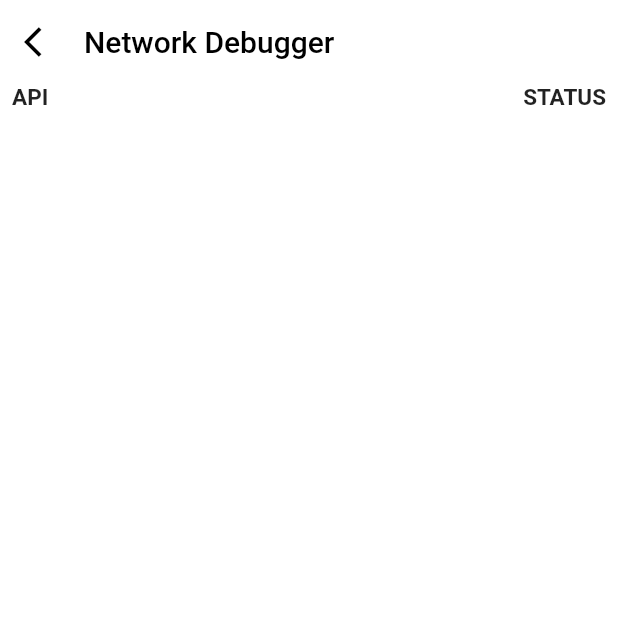
After one commit to melior-vn/flutter_in_app_debugger, a Flutter app: the screen it shows after launch, after a tap on the "settings" icon, on a phone screen of 412 x 824 dp, the top half of it. The commit adds this screen. Run offline on Flutter 3.47's test engine with Material 2 defaults, Android fonts, the phone set to English and light mode, and no system bars; our stand-ins replace dio, plugin_platform_interface.

Commit message:
Add code

```diff
--- a/example/lib/main.dart
+++ b/example/lib/main.dart
@@ -1,8 +1,9 @@
 import 'package:flutter/material.dart';
-import 'dart:async';
+import 'package:flutter_in_app_debugger/home/overlay_view.dart';
 
-import 'package:flutter/services.dart';
-import 'package:flutter_in_app_debugger/flutter_in_app_debugger.dart';
+// ..interceptors.add(CustomInterceptors()),
+// if (KShipUrl.currentEnv == ENVIRONMENT.DEBUG)
+//   FlutterInAppDebuggerView()
 
 void main() {
   runApp(const MyApp());
@@ -16,35 +17,9 @@ class MyApp extends StatefulWidget {
 }
 
 class _MyAppState extends State<MyApp> {
-  String _platformVersion = 'Unknown';
-  final _flutterInAppDebuggerPlugin = FlutterInAppDebugger();
-
   @override
   void initState() {
     super.initState();
-    initPlatformState();
-  }
-
-  // Platform messages are asynchronous, so we initialize in an async method.
-  Future<void> initPlatformState() async {
-    String platformVersion;
-    // Platform messages may fail, so we use a try/catch PlatformException.
-    // We also handle the message potentially returning null.
-    try {
-      platformVersion =
-          await _flutterInAppDebuggerPlugin.getPlatformVersion() ?? 'Unknown platform version';
-    } on PlatformException {
-      platformVersion = 'Failed to get platform version.';
-    }
-
-    // If the widget was removed from the tree while the asynchronous platform
-    // message was in flight, we want to discard the reply rather than calling
-    // setState to update our non-existent appearance.
-    if (!mounted) return;
-
-    setState(() {
-      _platformVersion = platformVersion;
-    });
   }
 
   @override
@@ -54,8 +29,14 @@ class _MyAppState extends State<MyApp> {
         appBar: AppBar(
           title: const Text('Plugin example app'),
         ),
-        body: Center(
-          child: Text('Running on: $_platformVersion\n'),
+        body: Stack(
+          fit: StackFit.expand,
+          children: [
+            const Center(
+              child: Text('Running on: something\n'),
+            ),
+            FlutterInAppDebuggerView()
+          ],
         ),
       ),
     );
--- /dev/null
+++ b/lib/home/overlay_view.dart
@@ -0,0 +1,145 @@
+import 'dart:async';
+
+import 'package:dio/dio.dart';
+import 'package:flutter/material.dart';
+
+import '../networks/inspector_view.dart';
+import '../networks/models/network_event.dart';
+
+class FlutterInAppDebuggerView extends StatefulWidget {
+  FlutterInAppDebuggerView() : super(key: FlutterInAppDebuggerView.globalKey);
+
+  static GlobalKey<_FlutterInAppDebuggerViewState> globalKey = GlobalKey();
+
+  @override
+  State<FlutterInAppDebuggerView> createState() =>
+      _FlutterInAppDebuggerViewState();
+}
+
+class _FlutterInAppDebuggerViewState extends State<FlutterInAppDebuggerView>
+    with TickerProviderStateMixin {
+  late AnimationController _animationController;
+  late Animation<double> _animation;
+  late OverlayEntry _overlayEntry;
+  final _settingIconSize = 40.0;
+  Offset? _settingOffset;
+  final _requests = <NetworkEvent>[];
+  final _requestsStream = StreamController<NetworkEvent>.broadcast();
+
+  @override
+  void initState() {
+    super.initState();
+    _animationController =
+        AnimationController(vsync: this, duration: const Duration(seconds: 1));
+
+    _animation = Tween(begin: 0.0, end: 1.0).animate(CurvedAnimation(
+        parent: _animationController,
+        curve: const Interval(
+          0.2,
+          1.0,
+          curve: Curves.ease,
+        )));
+
+    WidgetsBinding.instance.addPostFrameCallback((timeStamp) {
+      _showOverLay();
+    });
+  }
+
+  NetworkEvent addNetworkRequest({required RequestOptions request}) {
+    final networkEvent = NetworkEvent(request: request);
+    _requests.insert(0, networkEvent);
+    _requestsStream.add(networkEvent);
+    return networkEvent;
+  }
+
+  NetworkEvent? addNetworkResponse({required Response response}) {
+    final networkEventIndex = _requests.indexWhere((element) =>
+        element.request.hashCode == response.requestOptions.hashCode);
+    if (networkEventIndex != -1) {
+      final networkEvent = _requests[networkEventIndex];
+      networkEvent.response = response;
+      _requestsStream.add(networkEvent);
+      return networkEvent;
+    } else {
+      debugPrint('not found request');
+      return null;
+    }
+  }
+
+  NetworkEvent? addNetworkError({required DioError dioError}) {
+    final networkEventIndex = _requests.indexWhere((element) =>
+        element.request.hashCode == dioError.requestOptions.hashCode);
+    if (networkEventIndex != -1) {
+      final networkEvent = _requests[networkEventIndex];
+      networkEvent.error = dioError;
+      _requestsStream.add(networkEvent);
+      return networkEvent;
+    } else {
+      debugPrint('not found request');
+      return null;
+    }
+  }
+
+  void _showOverLay() async {
+    final viewInsert = MediaQuery.of(context).padding;
+    _settingOffset = Offset(
+      viewInsert.left + 16,
+      viewInsert.top + 16,
+    );
+    final overlayState = Overlay.of(context);
+    _overlayEntry = OverlayEntry(
+      builder: (context) => Positioned(
+        width: _settingIconSize,
+        height: _settingIconSize,
+        top: _settingOffset?.dy,
+        left: _settingOffset?.dx,
+        child: ScaleTransition(
+          scale: _animation,
+          child: GestureDetector(
+            onPanUpdate: (details) {
+              _settingOffset = Offset(
+                (_settingOffset?.dx ?? 0) + details.delta.dx,
+                (_settingOffset?.dy ?? 0) + details.delta.dy,
+              );
+              overlayState.setState(() {});
+            },
+            child: FloatingActionButton(
+              onPressed: () async {
+                _overlayEntry.remove();
+                await Navigator.push(
+                  context,
+                  MaterialPageRoute(
+                    builder: (context) => SettingScreen(
+                      networkRequest: _requests,
+                    ),
+                  ),
+                );
+                await _animationController.forward();
+                overlayState.insert(_overlayEntry);
+              },
+              backgroundColor: Colors.grey,
+              mini: true,
+              child: const Icon(
+                Icons.settings,
+              ),
+            ),
+          ),
+        ),
+      ),
+    );
+    _animationController.addListener(() {
+      overlayState.setState(() {});
+    });
+    await _animationController.forward();
+    overlayState.insert(_overlayEntry);
+
+    // await Future.delayed(const Duration(seconds: 5))
+    //     .whenComplete(() => animationController!.reverse())
+    //     .whenComplete(() => overlayEntry!.remove());
+  }
+
+  @override
+  Widget build(BuildContext context) {
+    return const SizedBox.shrink();
+  }
+}
--- /dev/null
+++ b/lib/networks/inspector_view.dart
@@ -0,0 +1,105 @@
+import 'package:flutter/material.dart';
+
+import 'components/network_item_widget.dart';
+import 'models/network_event.dart';
+
+class SettingScreen extends StatefulWidget {
+  const SettingScreen({
+    Key? key,
+    required this.networkRequest,
+  }) : super(key: key);
+
+  final List<NetworkEvent> networkRequest;
+
+  @override
+  State<SettingScreen> createState() => _SettingScreenState();
+}
+
+class _SettingScreenState extends State<SettingScreen> {
+  @override
+  Widget build(BuildContext context) {
+    return Scaffold(
+      appBar: AppBar(
+        title: const Text(
+          'Network Debugger',
+          style: TextStyle(
+            color: Colors.black,
+          ),
+        ),
+        leading: IconButton(
+          onPressed: () => Navigator.of(context).pop(),
+          icon: const Icon(
+            Icons.arrow_back_ios,
+            color: Colors.black,
+          ),
+        ),
+        titleSpacing: 0,
+        backgroundColor: Colors.white,
+        elevation: 0,
+      ),
+      backgroundColor: Colors.white,
+      body: ListView.separated(
+        itemBuilder: (context, index) {
+          if (index == 0) {
+            return const Padding(
+              padding: EdgeInsets.symmetric(horizontal: 8),
+              child: NetworkDebuggerHeaderWidget(),
+            );
+          }
+          // For the last line
+          else if (index == widget.networkRequest.length) {
+            return const SizedBox.shrink();
+          } else {
+            return NetworkItemWidget(
+              networkEvent: widget.networkRequest[index - 1],
+            );
+          }
+        },
+        separatorBuilder: (context, index) => Container(
+          margin: const EdgeInsets.only(top: 4),
+          width: double.infinity,
+          height: 1,
+          color: Colors.grey.withOpacity(0.1),
+        ),
+        itemCount: widget.networkRequest.length + 1,
+      ),
+    );
+  }
+}
+
+class NetworkDebuggerHeaderWidget extends StatelessWidget {
+  const NetworkDebuggerHeaderWidget({
+    Key? key,
+  }) : super(key: key);
+
+  @override
+  Widget build(BuildContext context) {
+    return Row(
+      mainAxisAlignment: MainAxisAlignment.spaceBetween,
+      children: const [
+        NetworkDebuggerHeaderItemWidget(title: 'API'),
+        NetworkDebuggerHeaderItemWidget(title: 'STATUS'),
+      ],
+    );
+  }
+}
+
+class NetworkDebuggerHeaderItemWidget extends StatelessWidget {
+  const NetworkDebuggerHeaderItemWidget({
+    Key? key,
+    required this.title,
+  }) : super(key: key);
+
+  final String title;
+
+  @override
+  Widget build(BuildContext context) {
+    return Text(
+      title,
+      style: const TextStyle(
+        fontSize: 15,
+        fontWeight: FontWeight.w700,
+      ),
+    );
+  }
+}
--- /dev/null
+++ b/lib/networks/models/network_event.dart
@@ -0,0 +1,57 @@
+import 'package:dio/dio.dart';
+import 'package:flutter/material.dart';
+
+class NetworkEvent {
+  NetworkEvent({
+    required this.request,
+    this.response,
+    this.error,
+  });
+
+  RequestOptions request;
+  Response? response;
+  DioError? error;
+
+  NetworkRequestStatus get status {
+    var status = NetworkRequestStatus.running;
+    if (response != null) {
+      status = NetworkRequestStatus.done;
+    } else if (error != null) {
+      status = NetworkRequestStatus.failed;
+    }
+    return status;
+  }
+
+  String get statusText {
+    switch (status) {
+      case NetworkRequestStatus.running:
+        return 'Running';
+      case NetworkRequestStatus.done:
+        if (response?.statusCode == 200) {
+          return response?.statusCode.toString() ?? 'Done';
+        } else {
+          return 'Falied ${response?.statusCode}';
+        }
+
+      case NetworkRequestStatus.failed:
+        return 'DioError';
+    }
+  }
+
+  Color get statusTextColor {
+    switch (status) {
+      case NetworkRequestStatus.running:
+        return Colors.yellow;
+      case NetworkRequestStatus.done:
+        if (response?.statusCode == 200) {
+          return Colors.green;
+        } else {
+          return Colors.orange;
+        }
+      case NetworkRequestStatus.failed:
+        return Colors.red;
+    }
+  }
+}
+
+enum NetworkRequestStatus { running, done, failed }
--- a/pubspec.yaml
+++ b/pubspec.yaml
@@ -8,6 +8,7 @@ environment:
   flutter: ">=2.5.0"
 
 dependencies:
+  dio: ^5.1.1
   flutter:
     sdk: flutter
   plugin_platform_interface: ^2.0.2
```
Also changed, not shown: lib/interceptors/melior_dio_interceptor.dart (added, +74 -0 lines), lib/networks/components/network_item_widget.dart (added, +87 -0 lines), example/pubspec.lock.
